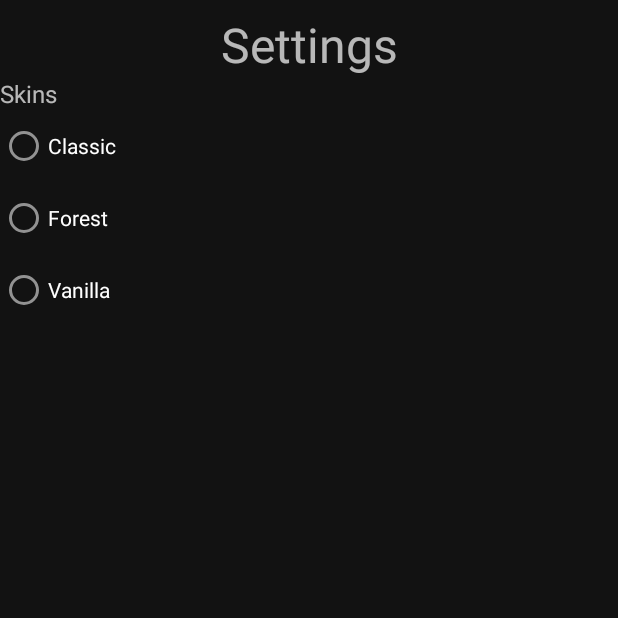
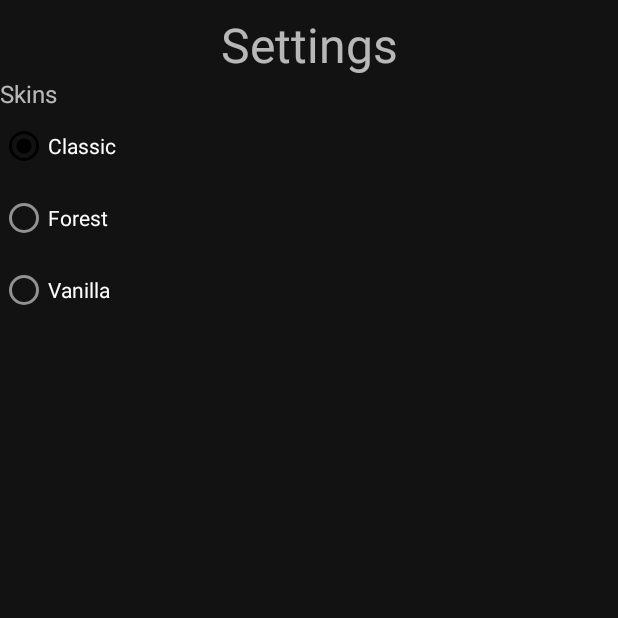
Before and after one commit to chicony83/SapperGame, an Android app: the fragment SettingFragment placed in its activity, on a phone screen of 412 x 824 dp, the top half of it. Run offline under Robolectric (Android 15) with nearby library versions, the light colour scheme and no system bars.

Commit message:
settings theme saved in SharedPreferences

```diff
--- a/app/src/main/java/com/chico/sapper/fragments/SettingFragment.kt
+++ b/app/src/main/java/com/chico/sapper/fragments/SettingFragment.kt
@@ -1,23 +1,36 @@
 package com.chico.sapper.fragments
 
+import android.annotation.SuppressLint
+import android.content.Context
+import android.content.SharedPreferences
 import android.os.Bundle
 import androidx.fragment.app.Fragment
 import android.view.LayoutInflater
 import android.view.View
 import android.view.ViewGroup
 import android.widget.Button
+import android.widget.RadioButton
 import android.widget.Toast
 import com.chico.sapper.R
+import com.chico.sapper.dto.SharedPreferencesConst
 import com.chico.sapper.dto.enums.FragmentsButtonNames
+import com.chico.sapper.dto.enums.Themes
 import com.chico.sapper.interfaces.CallBackInterface
 
 class SettingFragment : Fragment(), View.OnClickListener {
 
+    private lateinit var classicThemeButton: RadioButton
+    private lateinit var forestThemeButton: RadioButton
+    private lateinit var vanillaThemeButton: RadioButton
+
     private lateinit var exitSettingsButton: Button
     private lateinit var saveSettingsButton: Button
+    private lateinit var sharedPreferences: SharedPreferences
 
     private var callBackInterface: CallBackInterface? = null
 
+    private val spName = SharedPreferencesConst().SP_NAME
+    private val spTheme = SharedPreferencesConst().THEME
 
     override fun onCreateView(
         inflater: LayoutInflater, container: ViewGroup?,
@@ -35,7 +48,29 @@ class SettingFragment : Fragment(), View.OnClickListener {
         return rootView
     }
 
+    @SuppressLint("UseRequireInsteadOfGet")
+    override fun onViewCreated(view: View, savedInstanceState: Bundle?) {
+        super.onViewCreated(view, savedInstanceState)
+
+        classicThemeButton = view.findViewById(R.id.classicTheme_radioButton)
+        forestThemeButton = view.findViewById(R.id.forestTheme_radioButton)
+        vanillaThemeButton = view.findViewById(R.id.vanillaTheme_radioButton)
+
+        classicThemeButton.setOnClickListener(this)
+        forestThemeButton.setOnClickListener(this)
+        vanillaThemeButton.setOnClickListener(this)
+
+        sharedPreferences = this.activity?.getSharedPreferences(spName, Context.MODE_PRIVATE)!!
+
+        when (sharedPreferences?.getString(spTheme, Themes.CLASSIC.toString())) {
+            Themes.CLASSIC.toString() -> classicThemeButton.isChecked = true
+            Themes.FOREST.toString() -> forestThemeButton.isChecked = true
+            Themes.VANILLA.toString() ->vanillaThemeButton.isChecked = true
+        }
+    }
+
     override fun onClick(v: View?) {
+
         when (v) {
             exitSettingsButton -> {
                 val text = "settings don't saved"
@@ -44,18 +79,28 @@ class SettingFragment : Fragment(), View.OnClickListener {
             }
 
             saveSettingsButton -> {
-                val text = "save don't work"
+                if (classicThemeButton.isChecked){
+                    editorPutString(Themes.CLASSIC.toString())
+                }
+                if (forestThemeButton.isChecked){
+                    editorPutString(Themes.FOREST.toString())
+                }
+                if (vanillaThemeButton.isChecked){
+                    editorPutString(Themes.VANILLA.toString())
+                }
                 callBackInterface?.callBackFunction(FragmentsButtonNames.EXITSETTING)
-                showMessage(text)
-
             }
         }
+    }
 
-
+    private fun editorPutString( theme: String) {
+        val editor = sharedPreferences.edit()
+        editor.putString(spTheme, theme)
+        editor.apply()
     }
 
     private fun showMessage(text: String) {
-        Toast.makeText(activity,text,Toast.LENGTH_SHORT).show()
+        Toast.makeText(activity, text, Toast.LENGTH_SHORT).show()
     }
 
     fun setCallBackInterface(callBackInterface: CallBackInterface) {
--- a/app/src/main/res/layout/fragment_setting.xml
+++ b/app/src/main/res/layout/fragment_setting.xml
@@ -37,16 +37,19 @@
                     android:layout_height="wrap_content"/>
 
                 <RadioButton
+                    android:id="@+id/classicTheme_radioButton"
                     android:text="Classic"
                     android:layout_width="match_parent"
                     android:layout_height="wrap_content" />
 
                 <RadioButton
+                    android:id="@+id/forestTheme_radioButton"
                     android:text="Forest"
                     android:layout_width="match_parent"
                     android:layout_height="wrap_content" />
 
                 <RadioButton
+                    android:id="@+id/vanillaTheme_radioButton"
                     android:text="Vanilla"
                     android:layout_width="match_parent"
                     android:layout_height="wrap_content" />
```
